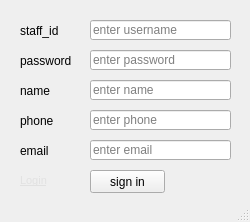
Qt form ui/register.ui (thanhtranarch/HUST_PROJECT-I) before a commit.
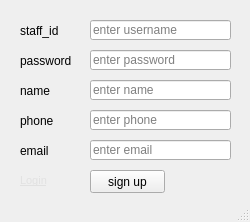
The same form after that commit.

The edit to the form file:
```diff
--- a/ui/register.ui
+++ b/ui/register.ui
@@ -24,7 +24,7 @@
      </rect>
     </property>
     <property name="text">
-     <string>sign in</string>
+     <string>sign up</string>
     </property>
    </widget>
    <widget class="QLineEdit" name="staff_id">
```
